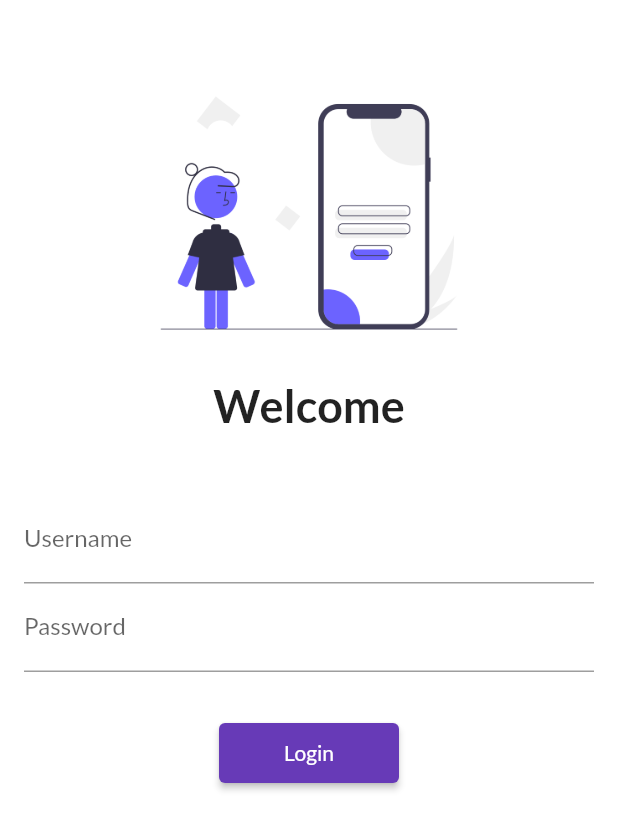
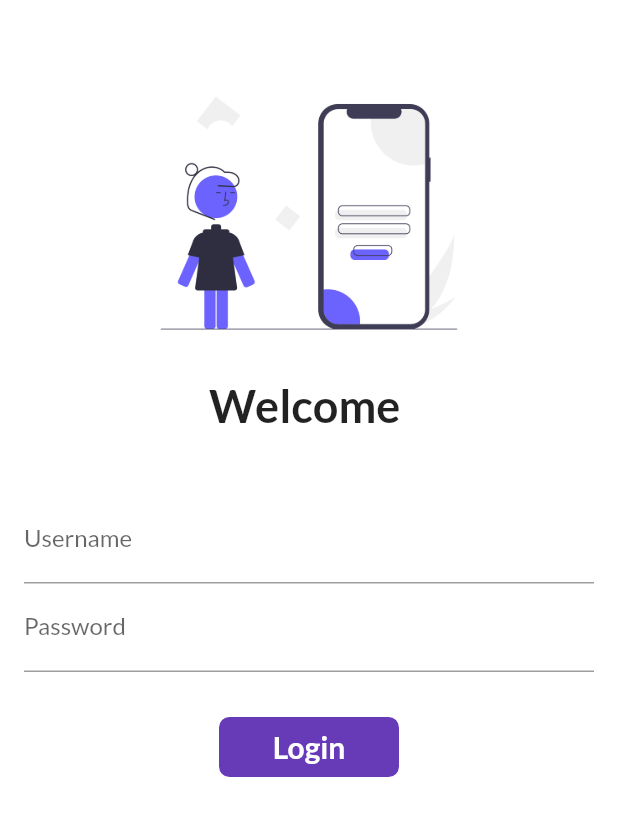
Before and after one commit to amandangol/flutter-moments, a Flutter app: the screen it shows after launch, on a phone screen of 412 x 824 dp. Shown: the top 830 px of the screen. Run offline on Flutter 3.47's test engine with Material 2 defaults, Android fonts, the phone set to English and light mode, and no system bars; our stand-ins replace google_fonts.

Commit message:
day6 completed

```diff
--- a/lib/pages/home_page.dart
+++ b/lib/pages/home_page.dart
@@ -1,9 +1,6 @@
 import 'package:flutter/material.dart';
 
 class HomePage extends StatelessWidget {
-  final int days = 20;
-  String name = "AMAN";
-
   @override
   Widget build(BuildContext context) {
     return Scaffold(
@@ -12,7 +9,7 @@ class HomePage extends StatelessWidget {
         ),
         body: Center(
           child: Container(
-            child: Text("Welcome to $days days of flutter by $name"),
+            child: Text("Welcome to the CATALOG App by Aman"),
           ),
         ),
         drawer: Drawer());
--- a/lib/pages/login_page.dart
+++ b/lib/pages/login_page.dart
@@ -1,8 +1,16 @@
 import 'package:flutter/material.dart';
 import 'package:flutter_application_1/pages/utils/routes.dart';
 
-class LoginPage extends StatelessWidget {
+class LoginPage extends StatefulWidget {
   const LoginPage({Key? key}) : super(key: key);
+
+  @override
+  State<LoginPage> createState() => _LoginPageState();
+}
+
+class _LoginPageState extends State<LoginPage> {
+  String name = "";
+  bool changeButton = false;
 
   @override
   Widget build(BuildContext context) {
@@ -21,8 +29,8 @@ class LoginPage extends StatelessWidget {
               const SizedBox(
                 height: 10,
               ),
-              const Text(
-                "Welcome",
+              Text(
+                "Welcome $name",
                 style: TextStyle(
                   fontSize: 30,
                   fontWeight: FontWeight.bold,
@@ -41,6 +49,10 @@ class LoginPage extends StatelessWidget {
                         hintText: "Enter Username",
                         labelText: "Username",
                       ),
+                      onChanged: (value) {
+                        name = value;
+                        setState(() {});
+                      },
                     ),
                     TextFormField(
                       obscureText: true,
@@ -52,13 +64,46 @@ class LoginPage extends StatelessWidget {
                     const SizedBox(
                       height: 30,
                     ),
-                    ElevatedButton(
-                      child: Text("Login"),
-                      style: TextButton.styleFrom(minimumSize: Size(120, 40)),
-                      onPressed: () {
+                    InkWell(
+                      onTap: () async {
+                        setState(() {
+                          changeButton = true;
+                        });
+                        await Future.delayed(Duration(seconds: 1));
                         Navigator.pushNamed(context, MyRoutes.homeRoute);
                       },
-                    ),
+                      child: AnimatedContainer(
+                        duration: Duration(seconds: 1),
+                        height: 40,
+                        width: changeButton ? 40 : 120,
+                        alignment: Alignment.center,
+                        child: changeButton
+                            ? const Icon(
+                                Icons.done,
+                                color: Colors.white,
+                              )
+                            : const Text(
+                                "Login",
+                                style: TextStyle(
+                                    color: Colors.white,
+                                    fontSize: 20,
+                                    fontWeight: FontWeight.bold),
+                              ),
+                        decoration: BoxDecoration(
+                          color: Colors.deepPurple,
+                          borderRadius:
+                              BorderRadius.circular(changeButton ? 40 : 7),
+                        ),
+                      ),
+                    )
+
+                    // ElevatedButton(
+                    //   child: Text("Login"),
+                    //   style: TextButton.styleFrom(minimumSize: Size(120, 40)),
+                    //   onPressed: () {
+                    //     Navigator.pushNamed(context, MyRoutes.homeRoute);
+                    //   },
+                    // ),
                   ],
                 ),
               )
```
